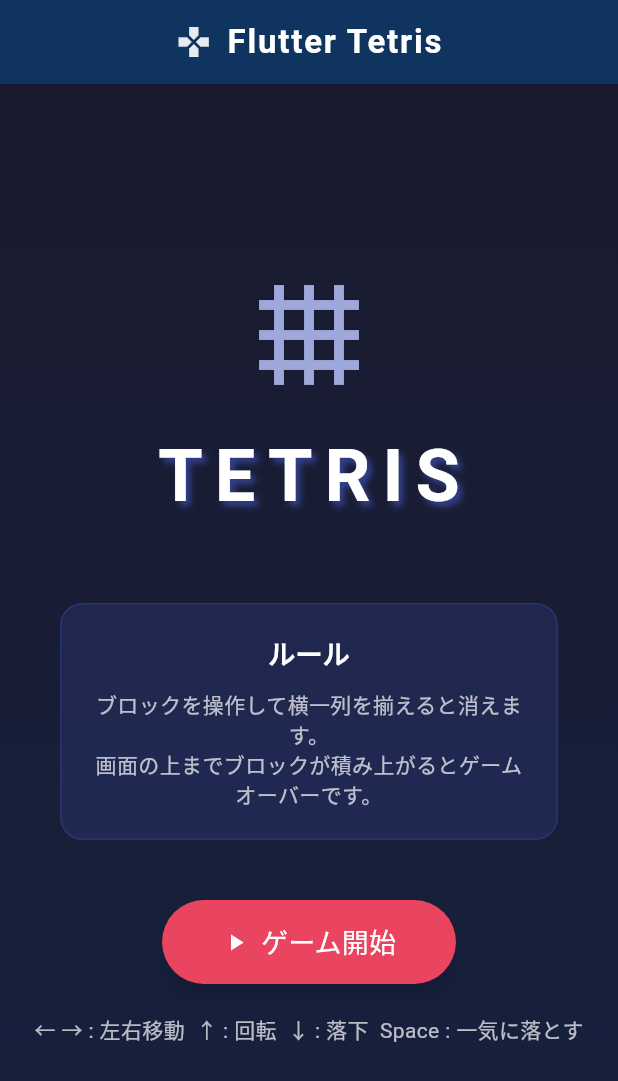
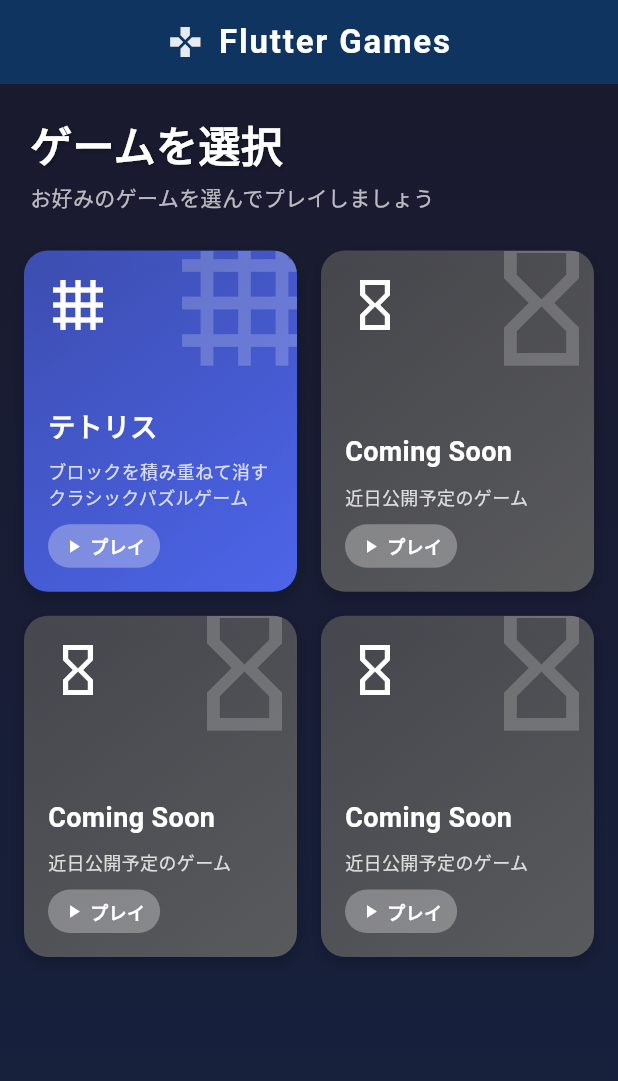
Before and after one commit to y-as-u-16/my_game_vault, a Flutter app: the screen it shows after launch, on a phone screen of 412 x 824 dp. Shown: the top 1081 px of the screen. Run offline on Flutter 3.47's test engine with Material 3 defaults, Android fonts, the phone set to English and light mode, and no system bars.

Commit message:
ディレクトリ構成の変更

```diff
--- /dev/null
+++ b/lib/constants/colors.dart
@@ -0,0 +1,20 @@
+import 'package:flutter/material.dart';
+
+class AppColors {
+  // メインカラー
+  static const Color primaryColor = Color(0xFF0F3460);
+  static const Color accentColor = Color(0xFFE94560);
+
+  // 背景色
+  static const Color backgroundColor = Color(0xFF1A1A2E);
+  static const Color backgroundColorDark = Color(0xFF16213E);
+
+  // テトリスの色
+  static const Color tetrisI = Color(0xFF00CED1); // ターコイズ
+  static const Color tetrisO = Color(0xFFFFD700); // ゴールド
+  static const Color tetrisT = Color(0xFF9370DB); // ミディアムパープル
+  static const Color tetrisL = Color(0xFFFF8C00); // ダークオレンジ
+  static const Color tetrisJ = Color(0xFF1E90FF); // ドジャーブルー
+  static const Color tetrisS = Color(0xFF32CD32); // ライムグリーン
+  static const Color tetrisZ = Color(0xFFFF4500); // オレンジレッド
+}
--- a/lib/constants/tetrominos.dart
+++ b/lib/constants/tetrominos.dart
@@ -1,4 +1,5 @@
 import 'package:flutter/material.dart';
+import 'colors.dart';
 
 class Tetrominos {
   // テトロミノの形状定義
@@ -49,12 +50,12 @@
 
   // テトロミノの色定義
   static const List<Color> colors = [
-    Color(0xFF00CED1), // I - ターコイズ
-    Color(0xFFFFD700), // O - ゴールド
-    Color(0xFF9370DB), // T - ミディアムパープル
-    Color(0xFFFF8C00), // L - ダークオレンジ
-    Color(0xFF1E90FF), // J - ドジャーブルー
-    Color(0xFF32CD32), // S - ライムグリーン
-    Color(0xFFFF4500), // Z - オレンジレッド
+    AppColors.tetrisI, // I - ターコイズ
+    AppColors.tetrisO, // O - ゴールド
+    AppColors.tetrisT, // T - ミディアムパープル
+    AppColors.tetrisL, // L - ダークオレンジ
+    AppColors.tetrisJ, // J - ドジャーブルー
+    AppColors.tetrisS, // S - ライムグリーン
+    AppColors.tetrisZ, // Z - オレンジレッド
   ];
 }
--- a/lib/main.dart
+++ b/lib/main.dart
@@ -1,5 +1,6 @@
 import 'package:flutter/material.dart';
-import 'screens/start_screen.dart';
+import 'constants/colors.dart';
+import 'screens/game_selection_screen.dart';
 
 void main() {
   runApp(const MyApp());
@@ -12,11 +13,11 @@
   Widget build(BuildContext context) {
     return MaterialApp(
       debugShowCheckedModeBanner: false,
-      title: 'Flutter Tetris',
+      title: 'Flutter Games',
       theme: ThemeData(
         primarySwatch: Colors.indigo,
         brightness: Brightness.dark,
-        scaffoldBackgroundColor: const Color(0xFF1A1A2E),
+        scaffoldBackgroundColor: AppColors.backgroundColor,
         textTheme: const TextTheme(
           bodyMedium: TextStyle(color: Colors.white),
           bodyLarge:
@@ -26,7 +27,7 @@
         ),
         elevatedButtonTheme: ElevatedButtonThemeData(
           style: ElevatedButton.styleFrom(
-            backgroundColor: const Color(0xFF0F3460),
+            backgroundColor: AppColors.primaryColor,
             foregroundColor: Colors.white,
             padding: const EdgeInsets.symmetric(horizontal: 20, vertical: 12),
             shape: RoundedRectangleBorder(
@@ -37,7 +38,7 @@
           ),
         ),
         appBarTheme: const AppBarTheme(
-          backgroundColor: Color(0xFF0F3460),
+          backgroundColor: AppColors.primaryColor,
           elevation: 0,
           centerTitle: true,
           titleTextStyle: TextStyle(
@@ -47,7 +48,7 @@
           ),
         ),
       ),
-      home: const StartScreen(),
+      home: const GameSelectionScreen(),
     );
   }
 }
--- /dev/null
+++ b/lib/screens/game_selection_screen.dart
@@ -0,0 +1,159 @@
+import 'package:flutter/material.dart';
+import '../constants/colors.dart';
+import '../widgets/game_card.dart';
+import '../screens/tetris/start_screen.dart';
+
+class GameSelectionScreen extends StatelessWidget {
+  const GameSelectionScreen({Key? key}) : super(key: key);
+
+  @override
+  Widget build(BuildContext context) {
+    return Scaffold(
+      appBar: AppBar(
+        elevation: 0,
+        title: Row(
+          mainAxisAlignment: MainAxisAlignment.center,
+          children: [
+            Icon(Icons.games, color: Colors.white.withOpacity(0.9)),
+            const SizedBox(width: 10),
+            const Text(
+              'Flutter Games',
+              style: TextStyle(
+                fontWeight: FontWeight.bold,
+                letterSpacing: 1.2,
+                fontSize: 22,
+              ),
+            ),
+          ],
+        ),
+        centerTitle: true,
+        backgroundColor: AppColors.primaryColor,
+      ),
+      body: Container(
+        decoration: const BoxDecoration(
+          gradient: LinearGradient(
+            begin: Alignment.topCenter,
+            end: Alignment.bottomCenter,
+            colors: [AppColors.backgroundColor, AppColors.backgroundColorDark],
+          ),
+        ),
+        child: SafeArea(
+          child: Column(
+            crossAxisAlignment: CrossAxisAlignment.start,
+            children: [
+              // タイトルセクション
+              Padding(
+                padding: const EdgeInsets.only(left: 20, right: 20, top: 20, bottom: 10),
+                child: Column(
+                  crossAxisAlignment: CrossAxisAlignment.start,
+                  children: [
+                    Text(
+                      'ゲームを選択',
+                      style: TextStyle(
+                        fontSize: 28,
+                        fontWeight: FontWeight.bold,
+                        color: Colors.white,
+                        shadows: [
+                          Shadow(
+                            color: Colors.black.withOpacity(0.3),
+                            offset: const Offset(1, 1),
+                            blurRadius: 3,
+                          ),
+                        ],
+                      ),
+                    ),
+                    const SizedBox(height: 5),
+                    Text(
+                      'お好みのゲームを選んでプレイしましょう',
+                      style: TextStyle(
+                        fontSize: 14,
+                        color: Colors.white.withOpacity(0.7),
+                      ),
+                    ),
+                  ],
+                ),
+              ),
+
+              // ゲーム一覧
+              Expanded(
+                child: Padding(
+                  padding: const EdgeInsets.all(16.0),
+                  child: GridView.count(
+                    crossAxisCount: 2,
+                    childAspectRatio: 0.8,
+                    crossAxisSpacing: 16,
+                    mainAxisSpacing: 16,
+                    children: [
+                      // テトリスゲーム
+                      GameCard(
+                        title: 'テトリス',
+                        description: 'ブロックを積み重ねて消すクラシックパズルゲーム',
+                        icon: Icons.grid_4x4,
+                        color: Colors.indigoAccent,
+                        onTap: () {
+                          Navigator.of(context).push(
+                            MaterialPageRoute(
+                              builder: (context) => const TetrisStartScreen(),
+                            ),
+                          );
+                        },
+                      ),
+
+                      // 今後追加予定のゲーム（プレースホルダー）
+                      GameCard(
+                        title: 'Coming Soon',
+                        description: '近日公開予定のゲーム',
+                        icon: Icons.hourglass_empty,
+                        color: Colors.grey.shade700,
+                        onTap: () {
+                          ScaffoldMessenger.of(context).showSnackBar(
+                            const SnackBar(
+                              content: Text('このゲームは開発中です。お楽しみに！'),
+                              duration: Duration(seconds: 2),
+                            ),
+                          );
+                        },
+                      ),
+
+                      // 今後追加予定のゲーム（プレースホルダー）
+                      GameCard(
+                        title: 'Coming Soon',
+                        description: '近日公開予定のゲーム',
+                        icon: Icons.hourglass_empty,
+                        color: Colors.grey.shade700,
+                        onTap: () {
+                          ScaffoldMessenger.of(context).showSnackBar(
+                            const SnackBar(
+                              content: Text('このゲームは開発中です。お楽しみに！'),
+                              duration: Duration(seconds: 2),
+                            ),
+                          );
+                        },
+                      ),
+
+                      // 今後追加予定のゲーム（プレースホルダー）
+                      GameCard(
+                        title: 'Coming Soon',
+                        description: '近日公開予定のゲーム',
+                        icon: Icons.hourglass_empty,
+                        color: Colors.grey.shade700,
+                        onTap: () {
+                          ScaffoldMessenger.of(context).showSnackBar(
+                            const SnackBar(
+                              content: Text('このゲームは開発中です。お楽しみに！'),
+                              duration: Duration(seconds: 2),
+                            ),
+                          );
+                        },
+                      ),
+                    ],
+                  ),
+                ),
+              ),
+            ],
+          ),
+        ),
+      ),
+    );
+  }
+}
--- a/lib/screens/start_screen.dart
+++ b/lib/screens/tetris/start_screen.dart
@@ -1,8 +1,9 @@
 import 'package:flutter/material.dart';
+import '../../constants/colors.dart';
 import 'game_screen.dart';
 
-class StartScreen extends StatelessWidget {
-  const StartScreen({Key? key}) : super(key: key);
+class TetrisStartScreen extends StatelessWidget {
+  const TetrisStartScreen({Key? key}) : super(key: key);
 
   @override
   Widget build(BuildContext context) {
@@ -25,14 +26,20 @@
           ],
         ),
         centerTitle: true,
-        backgroundColor: const Color(0xFF0F3460),
+        backgroundColor: AppColors.primaryColor,
+        leading: IconButton(
+          icon: const Icon(Icons.arrow_back),
+          onPressed: () {
+            Navigator.of(context).pop();
+          },
+        ),
       ),
       body: Container(
         decoration: const BoxDecoration(
           gradient: LinearGradient(
             begin: Alignment.topCenter,
             end: Alignment.bottomCenter,
-            colors: [Color(0xFF1A1A2E), Color(0xFF16213E)],
+            colors: [AppColors.backgroundColor, AppColors.backgroundColorDark],
           ),
         ),
         child: Center(
@@ -99,9 +106,9 @@
               // ゲーム開始ボタン
               ElevatedButton.icon(
                 onPressed: () {
-                  Navigator.of(context).pushReplacement(
+                  Navigator.of(context).push(
                     MaterialPageRoute(
-                      builder: (context) => const GameScreen(),
+                      builder: (context) => const TetrisGameScreen(),
                     ),
                   );
                 },
@@ -111,7 +118,7 @@
                   style: TextStyle(fontSize: 18),
                 ),
                 style: ElevatedButton.styleFrom(
-                  backgroundColor: const Color(0xFFE94560),
+                  backgroundColor: AppColors.accentColor,
                   foregroundColor: Colors.white,
                   padding:
                       const EdgeInsets.symmetric(horizontal: 40, vertical: 15),
--- a/lib/services/game_service.dart
+++ b/lib/services/tetris/game_service.dart
@@ -1,8 +1,8 @@
 import 'dart:async';
 import 'dart:math';
 import 'package:flutter/material.dart';
-import '../models/game_state.dart';
-import '../constants/tetrominos.dart';
+import '../../models/tetris/game_state.dart';
+import '../../constants/tetrominos.dart';
 
 class GameService {
   final GameState gameState;
--- /dev/null
+++ b/lib/widgets/game_card.dart
@@ -0,0 +1,137 @@
+import 'package:flutter/material.dart';
+
+class GameCard extends StatelessWidget {
+  final String title;
+  final String description;
+  final IconData icon;
+  final Color color;
+  final VoidCallback onTap;
+
+  const GameCard({
+    Key? key,
+    required this.title,
+    required this.description,
+    required this.icon,
+    required this.color,
+    required this.onTap,
+  }) : super(key: key);
+
+  @override
+  Widget build(BuildContext context) {
+    return GestureDetector(
+      onTap: onTap,
+      child: Container(
+        decoration: BoxDecoration(
+          color: color.withOpacity(0.9),
+          borderRadius: BorderRadius.circular(16),
+          boxShadow: [
+            BoxShadow(
+              color: Colors.black.withOpacity(0.2),
+              blurRadius: 8,
+              offset: const Offset(0, 4),
+            ),
+          ],
+          gradient: LinearGradient(
+            begin: Alignment.topLeft,
+            end: Alignment.bottomRight,
+            colors: [
+              color.withOpacity(0.7),
+              color,
+            ],
+          ),
+        ),
+        child: ClipRRect(
+          borderRadius: BorderRadius.circular(16),
+          child: Stack(
+            children: [
+              // 背景パターン
+              Positioned(
+                right: -15,
+                top: -15,
+                child: Opacity(
+                  opacity: 0.2,
+                  child: Icon(
+                    icon,
+                    size: 100,
+                    color: Colors.white,
+                  ),
+                ),
+              ),
+
+              // カードコンテンツ
+              Padding(
+                padding: const EdgeInsets.all(16.0),
+                child: Column(
+                  crossAxisAlignment: CrossAxisAlignment.start,
+                  children: [
+                    // アイコン
+                    Icon(
+                      icon,
+                      size: 40,
+                      color: Colors.white,
+                    ),
+
+                    const Spacer(),
+
+                    // タイトル
+                    Text(
+                      title,
+                      style: const TextStyle(
+                        color: Colors.white,
+                        fontSize: 18,
+                        fontWeight: FontWeight.bold,
+                      ),
+                    ),
+
+                    const SizedBox(height: 8),
+
+                    // 説明文
+                    Text(
+                      description,
+                      style: TextStyle(
+                        color: Colors.white.withOpacity(0.8),
+                        fontSize: 12,
+                      ),
+                      maxLines: 2,
+                      overflow: TextOverflow.ellipsis,
+                    ),
+
+                    const SizedBox(height: 10),
+
+                    // プレイボタン
+                    Container(
+                      padding: const EdgeInsets.symmetric(vertical: 6, horizontal: 10),
+                      decoration: BoxDecoration(
+                        color: Colors.white.withOpacity(0.3),
+                        borderRadius: BorderRadius.circular(20),
+                      ),
+                      child: const Row(
+                        mainAxisSize: MainAxisSize.min,
+                        children: [
+                          Icon(
+                            Icons.play_arrow,
+                            color: Colors.white,
+                            size: 14,
+                          ),
+                          SizedBox(width: 4),
+                          Text(
+                            'プレイ',
+                            style: TextStyle(
+                              color: Colors.white,
+                              fontSize: 12,
+                              fontWeight: FontWeight.bold,
+                            ),
+                          ),
+                        ],
+                      ),
+                    ),
+                  ],
+                ),
+              ),
+            ],
+          ),
+        ),
+      ),
+    );
+  }
+}
```
Also changed, not shown: lib/screens/tetris/game_screen.dart (renamed from lib/screens/game_screen.dart, +38 -39 lines), lib/models/tetris/game_state.dart (renamed from lib/models/game_state.dart), lib/painters/tetris/tetris_painter.dart (renamed from lib/painters/tetris_painter.dart).
